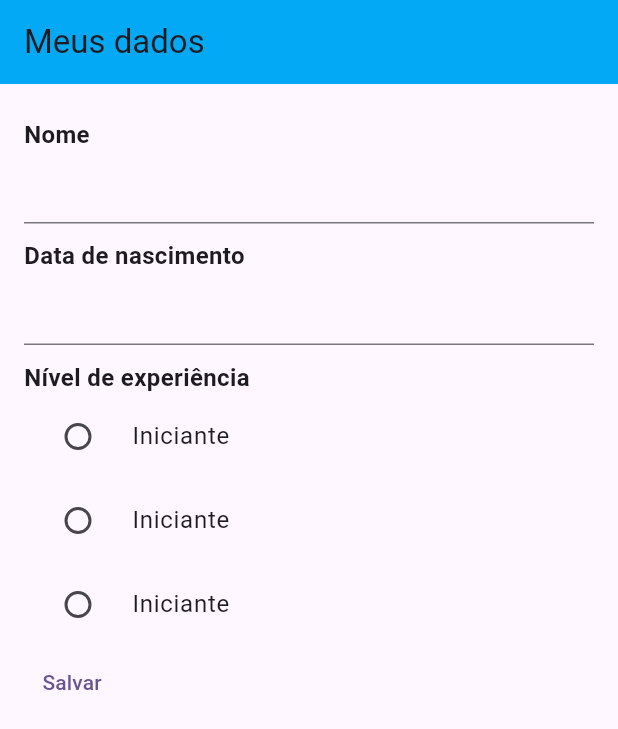
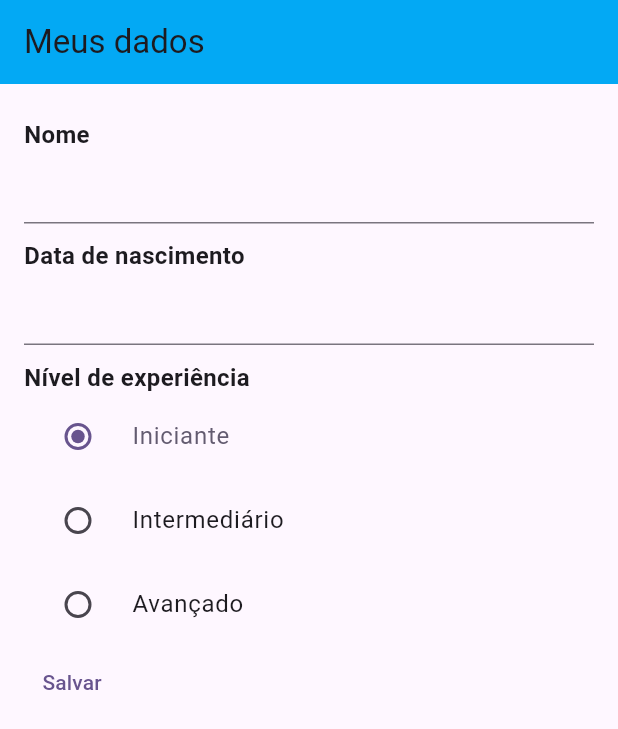
Before and after one commit to maurojh/diowpicouef, a Flutter app: the screen it shows after launch, after a tap on "Iniciante", on a phone screen of 412 x 824 dp. Shown: the top 729 px of the screen. Run offline on Flutter 3.47's test engine with Material 2 defaults, Android fonts, the phone set to English and light mode, and no system bars.

Commit message:
Fim do Radio

```diff
--- a/lib/dados_cadastrais.dart
+++ b/lib/dados_cadastrais.dart
@@ -11,6 +11,7 @@ class DadosCadastrais extends StatefulWidget {
 class _DadosCadastraisState extends State<DadosCadastrais> {
   var nivelRepository = NivelRepository();
   var niveis = [];
+  String nivelSelecionado = '';
 
   @override
   void initState() {
@@ -61,11 +62,14 @@ class _DadosCadastraisState extends State<DadosCadastrais> {
                 children: niveis
                     .map(
                       (nivel) => RadioListTile(
-                        title: Text('Iniciante'),
-                        value: 'iniciante', // valor que recebe o click
-                        groupValue: 'nivel_experiencia',
+                        selected: nivelSelecionado == nivel.toString(),
+                        title: Text(nivel.toString()),
+                        value: nivel.toString(), // valor que recebe o click
+                        groupValue: nivelSelecionado,
                         onChanged: (value) {
-                          print(value);
+                          setState(() {
+                            nivelSelecionado = value.toString();
+                          });
                         },
                       ),
                     )
--- a/lib/repositories/nivel_repository.dart
+++ b/lib/repositories/nivel_repository.dart
@@ -1,5 +1,5 @@
 class NivelRepository {
   List<String> retornaNiveis() {
-    return ['Iniciante', 'Intermediário', 'avançado'];
+    return ['Iniciante', 'Intermediário', 'Avançado'];
   }
 }
```
Also changed, not shown: lib/repositories/linguagens_repository.dart (added).
